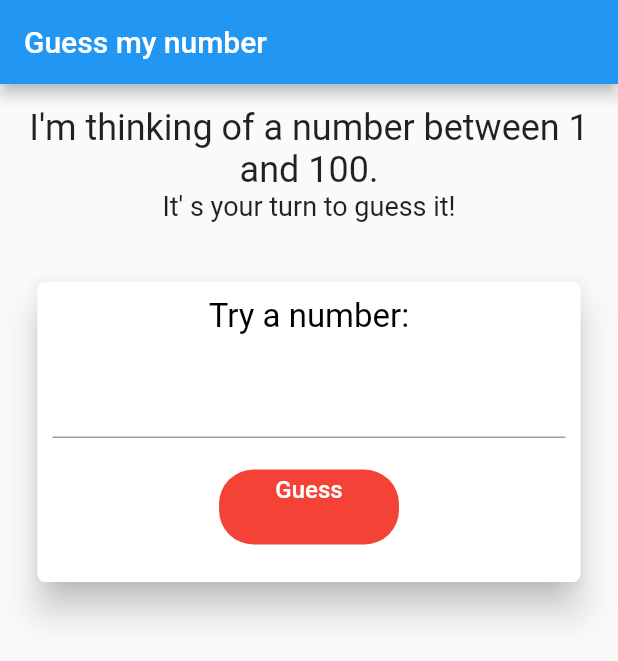
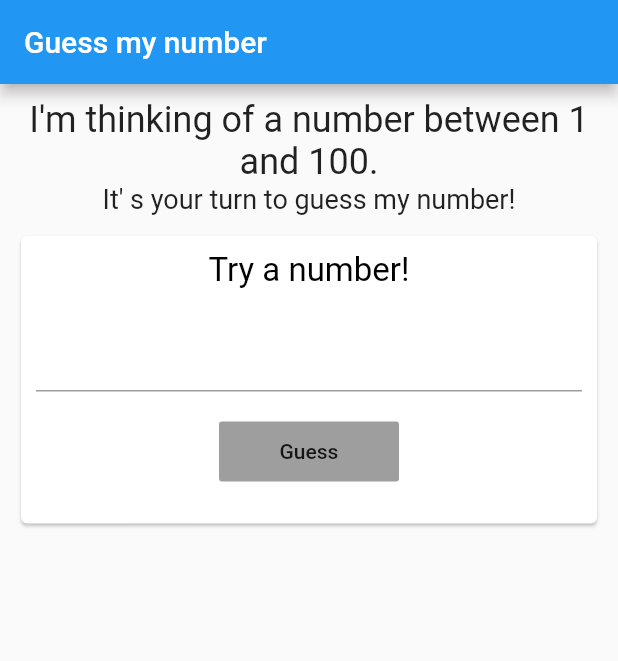
Before and after one commit to AndreiMargaritoiu/google-flutter, a Flutter app: the screen it shows after launch, on a phone screen of 412 x 824 dp. Shown: the top 661 px of the screen. Run offline on Flutter 3.47's test engine with Material 2 defaults, Android fonts, the phone set to English and light mode, and no system bars; missing offline and left inert: powers.

Commit message:
changed redesign

```diff
--- a/lib/homework2/guess_my_number.dart
+++ b/lib/homework2/guess_my_number.dart
@@ -28,7 +28,6 @@ class MyHomePage extends StatefulWidget {
 }
 
 class _MyHomePageState extends State<MyHomePage> {
-
   int numberToBeGuessed, inputNumber;
   String result, buttonText = 'Guess';
   bool isEmpty = true, guessPressed = false, okPressed = false;
@@ -54,14 +53,11 @@ class _MyHomePageState extends State<MyHomePage> {
       if (!isEmpty) {
         guessPressed = true;
         if (inputNumber < numberToBeGuessed) {
-          result = '''You tried ${inputNumber.toString()}.
-       Try higher!''';
+          result = 'You tried ${inputNumber.toString()}\nTry higher';
         } else if (inputNumber > numberToBeGuessed) {
-          result = '''You tried ${inputNumber.toString()}.
-       Try lower!''';
+          result = 'You tried ${inputNumber.toString()}\nTry lower';
         } else {
-          result = '''You tried ${inputNumber.toString()}.
-       You guessed right!''';
+          result = 'You tried ${inputNumber.toString()}\nYou guessed right';
         }
       }
       nameHolder.clear();
@@ -102,8 +98,9 @@ class _MyHomePageState extends State<MyHomePage> {
           mainAxisAlignment: MainAxisAlignment.start,
           children: <Widget>[
             Container(
-                margin: const EdgeInsets.all(15.0),
-                child: Column(children: <Widget>[
+                margin: const EdgeInsets.all(10.0),
+                child: Column(
+                    children: <Widget>[
                       const Text(
                         'I\'m thinking of a number between 1 and 100.',
                         style: TextStyle(
@@ -112,7 +109,7 @@ class _MyHomePageState extends State<MyHomePage> {
                         textAlign: TextAlign.center,
                       ),
                       const Text(
-                    'It\' s your turn to guess it!',
+                        'It\' s your turn to guess my number!',
                         style: TextStyle(
                           fontSize: 18.0,
                         ),
@@ -122,25 +119,24 @@ class _MyHomePageState extends State<MyHomePage> {
                         Text(
                           result,
                           style: const TextStyle(
-                        fontSize: 30.0,
+                            fontSize: 28.0,
                             color: Colors.grey,
                           ),
                           textAlign: TextAlign.center,
                         ),
                     ])),
             Container(
-                margin: const EdgeInsets.all(10.0),
+                margin: const EdgeInsets.only(left: 10.0, right: 10.0),
                 child: Column(
-                  crossAxisAlignment: CrossAxisAlignment.center,
                   children: <Widget>[
                     Container(
-                        height: 230,
+                        height: 200,
                         child: Card(
                           semanticContainer: true,
                           child: Column(children: <Widget>[
                             Container(
                                 margin: const EdgeInsets.all(10.0),
-                                child: const Text('Try a number:',
+                                child: const Text('Try a number!',
                                     style: TextStyle(
                                         color: Colors.black, fontSize: 22.0))),
                             Container(
@@ -162,18 +158,17 @@ class _MyHomePageState extends State<MyHomePage> {
                                       });
                                     })),
                             Container(
-                                margin: const EdgeInsets.all(11.0),
+                                margin: const EdgeInsets.all(10.0),
                                 child: SizedBox(
                                     width: 120.0,
-                                    height: 50.0,
+                                    height: 40.0,
                                     child: FlatButton(
                                       onPressed: () {
                                         if (okPressed) {
                                           _tryAgainAction();
                                         } else {
                                           _guessAction(inputNumber);
-                                            if (inputNumber ==
-                                                numberToBeGuessed)
+                                          if (inputNumber == numberToBeGuessed)
                                             showDialog<AlertDialog>(
                                                 context: context,
                                                 builder:
@@ -181,16 +176,11 @@ class _MyHomePageState extends State<MyHomePage> {
                                                   return AlertDialog(
                                                     title: const Text(
                                                       'You guessed right!',
-                                                          style: TextStyle(
-                                                              color: Colors
-                                                                  .deepOrange)),
+                                                    ),
                                                     content: Row(
                                                         children: <Widget>[
                                                           Text(
-                                                                'It was ${numberToBeGuessed.toString()}',
-                                                                style: const TextStyle(
-                                                                    color: Colors
-                                                                        .black))
+                                                              'It was ${numberToBeGuessed.toString()}')
                                                         ]),
                                                     actions: <Widget>[
                                                       FlatButton(
@@ -199,35 +189,20 @@ class _MyHomePageState extends State<MyHomePage> {
                                                           onPressed:
                                                               _tryAgainAction),
                                                       FlatButton(
-                                                            child: const Text(
-                                                                'OK'),
-                                                            onPressed:
-                                                                _okAction)
+                                                          child:
+                                                              const Text('OK'),
+                                                          onPressed: _okAction)
                                                     ],
                                                   );
                                                 });
                                         }
                                       },
-                                        shape: RoundedRectangleBorder(
-                                          borderRadius:
-                                              BorderRadius.circular(23.0),
+                                      color: Colors.grey,
+                                      child: Text(
+                                        buttonText,
                                       ),
-                                        color: Colors.red,
-                                        textColor: Colors.white,
-                                        splashColor: Colors.deepOrange[900],
-                                        child: Container(
-                                            margin: const EdgeInsets.all(4.0),
-                                            child: Column(children: <Widget>[
-                                              Text(buttonText,
-                                                  style: const TextStyle(
-                                                      fontSize: 16.0))
-                                            ])))))
+                                    )))
                           ]),
-                          shape: RoundedRectangleBorder(
-                            borderRadius: BorderRadius.circular(5.0),
-                          ),
-                          elevation: 10,
-                          margin: const EdgeInsets.all(15),
                         ))
                   ],
                 ))
--- a/pubspec.yaml
+++ b/pubspec.yaml
@@ -28,6 +28,8 @@ dependencies:
   # The following adds the Cupertino Icons font to your application.
   # Use with the CupertinoIcons class for iOS style icons.
   cupertino_icons: ^1.0.0
+  powers: ^0.1.0
+
 
 dev_dependencies:
   flutter_test:
```
Also changed, not shown: lib/homework2/number_shape.dart (+7 -21 lines), pubspec.lock. Lines whose indentation alone changed are shown as unchanged.
